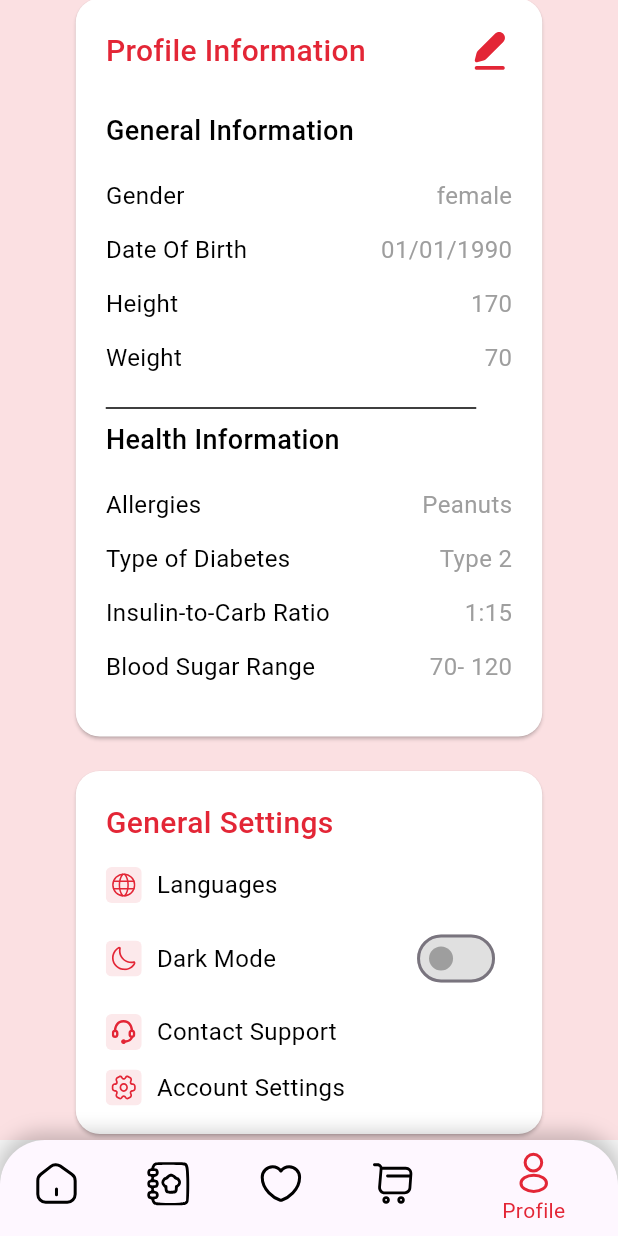
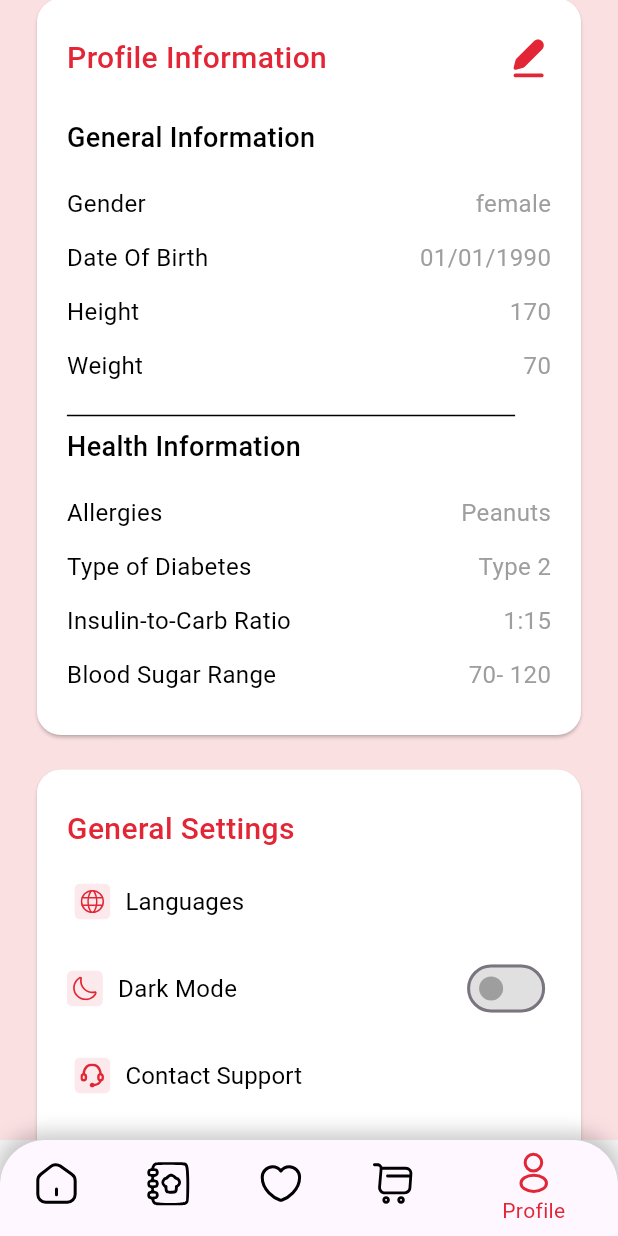
Before and after one commit to TechnoTitans-FitFat/FitFat-Flutter, a Flutter app: the screen it shows after launch, item 5 of the bottom bar chosen, scrolled down 222 dp, on a phone screen of 412 x 824 dp. Run offline on Flutter 3.47's test engine with Material 3 defaults, Android fonts, the phone set to English and light mode, and no system bars; our stand-ins replace bloc, carousel_slider, device_preview, dio, equatable, flutter_bloc and 9 more; network calls fail.

Commit message:
Add custom list tile widgets for settings and profile features

```diff
--- a/lib/features/main/presentaion/widgets/custom_profile_card.dart
+++ b/lib/features/main/presentaion/widgets/custom_profile_card.dart
@@ -5,17 +5,19 @@ import 'package:flutter/material.dart';
 import 'package:flutter_svg/svg.dart';
 import 'package:google_fonts/google_fonts.dart';
 
-SizedBox CustomProfileCard() {
+class CustomProfileCard extends StatelessWidget {
+  const CustomProfileCard({super.key});
+
+  @override
+  Widget build(BuildContext context) {
     return SizedBox(
-          width: 319,
-          height: 500,
+      width: MediaQuery.of(context).size.width * 0.9,
       child: Card(
-            shape:
-                RoundedRectangleBorder(borderRadius: BorderRadius.circular(16)),
+        shape: RoundedRectangleBorder(borderRadius: BorderRadius.circular(16)),
         color: AppLightColor.whiteColor,
         //elevation: 4,
         child: Padding(
-              padding: const EdgeInsets.symmetric(horizontal: 20 ,vertical: 20),
+          padding: const EdgeInsets.symmetric(horizontal: 20, vertical: 25),
           child: Column(
             crossAxisAlignment: CrossAxisAlignment.start,
 
@@ -31,7 +33,6 @@ SizedBox CustomProfileCard() {
                         fontWeight: FontWeight.w500,
                         color: AppLightColor.mainColor),
                   ),
-
                   SvgPicture.asset(Assets.icons.edit)
                 ],
               ),
@@ -88,7 +89,7 @@ SizedBox CustomProfileCard() {
               ),
               infoText('Insulin-to-Carb Ratio', '1:15'),
               const SizedBox(
-                    height:5,
+                height: 5,
               ),
               infoText('Blood Sugar Range', '70- 120')
             ],
@@ -97,3 +98,4 @@ SizedBox CustomProfileCard() {
       ),
     );
   }
+}
--- /dev/null
+++ b/lib/features/profile/presentation/widgets/custom_list_tile.dart
@@ -0,0 +1,59 @@
+import 'package:fitfat/core/constants/light_colors.dart';
+import 'package:flutter/material.dart';
+import 'package:flutter_svg/flutter_svg.dart';
+import 'package:google_fonts/google_fonts.dart';
+
+class CustomListTile extends StatelessWidget {
+  const CustomListTile({
+    super.key,
+    required this.image,
+    required this.title,
+    this.onPressed,
+  });
+  final String image;
+  final String title;
+  final void Function()? onPressed;
+
+  @override
+  Widget build(BuildContext context) {
+    return ElevatedButton(
+      style: ButtonStyle(
+        elevation: WidgetStateProperty.all(0),
+        padding: WidgetStateProperty.all(
+          const EdgeInsets.symmetric(horizontal: 5),
+        ),
+        backgroundColor: WidgetStateProperty.all(Colors.transparent),
+        overlayColor: WidgetStateProperty.all(
+          AppLightColor.mainColor.withOpacity(
+            0.1,
+          ),
+        ),
+        shape: WidgetStateProperty.all<RoundedRectangleBorder>(
+          const RoundedRectangleBorder(
+            borderRadius: BorderRadius.all(
+              Radius.circular(5),
+            ),
+          ),
+        ),
+      ),
+      onPressed: onPressed,
+      child: Padding(
+        padding: const EdgeInsets.symmetric(vertical: 5),
+        child: Row(
+          spacing: 10,
+          children: [
+            SvgPicture.asset(image),
+            Text(
+              title,
+              style: GoogleFonts.roboto(
+                fontSize: 16,
+                fontWeight: FontWeight.w400,
+                color: AppLightColor.blackColor,
+              ),
+            ),
+          ],
+        ),
+      ),
+    );
+  }
+}
--- a/lib/features/profile/presentation/widgets/profile_view_body.dart
+++ b/lib/features/profile/presentation/widgets/profile_view_body.dart
@@ -1,13 +1,15 @@
 import 'package:fitfat/core/constants/light_colors.dart';
 
 import 'package:fitfat/features/main/presentaion/widgets/custom_profile_card.dart';
+import 'package:fitfat/features/profile/presentation/widgets/custom_list_tile.dart';
 import 'package:fitfat/gen/assets.gen.dart';
 
 import 'package:flutter/material.dart';
 import 'package:flutter_svg/flutter_svg.dart';
 
 import 'package:google_fonts/google_fonts.dart';
-import 'package:image_picker/image_picker.dart';
+
+import '../../../settings/presentation/views/account_settings_view.dart';
 
 class ProfileViewBody extends StatefulWidget {
   const ProfileViewBody({super.key});
@@ -32,7 +34,7 @@ class _ProfileViewBodyState extends State<ProfileViewBody> {
                 onTap: () {},
                 child: const CircleAvatar(
                   radius: 50,
-                  backgroundImage: AssetImage('imges/jinx.jpg'),
+                  backgroundImage: AssetImage('assets/images/female.png'),
                 ),
               ),
             ),
@@ -54,21 +56,21 @@ class _ProfileViewBodyState extends State<ProfileViewBody> {
               )
             ],
           ),
-          CustomProfileCard(),
+          const CustomProfileCard(),
           const SizedBox(
             height: 15,
           ),
           SizedBox(
-              height: 250,
-              width: 319,
+            width: MediaQuery.of(context).size.width * 0.9,
             child: Card(
               shape: RoundedRectangleBorder(
                   borderRadius: BorderRadius.circular(16)),
               color: AppLightColor.whiteColor,
               child: Padding(
                 padding:
-                      const EdgeInsets.symmetric(horizontal: 20, vertical: 20),
+                    const EdgeInsets.symmetric(horizontal: 20, vertical: 25),
                 child: Column(
+                  spacing: 10,
                   crossAxisAlignment: CrossAxisAlignment.start,
                   children: [
                     Text(
@@ -78,26 +80,9 @@ class _ProfileViewBodyState extends State<ProfileViewBody> {
                           fontWeight: FontWeight.w500,
                           color: AppLightColor.mainColor),
                     ),
-                      const SizedBox(
-                        height: 15,
-                      ),
-                      Row(
-                        children: [
-                          SvgPicture.asset(Assets.icons.language),
-                          const SizedBox(
-                            width: 10,
-                          ),
-                          Text(
-                            'Languages',
-                            style: GoogleFonts.roboto(
-                                fontSize: 16,
-                                fontWeight: FontWeight.w400,
-                                color: AppLightColor.blackColor),
-                          )
-                        ],
-                      ),
-                      const SizedBox(
-                        height: 13,
+                    CustomListTile(
+                      image: Assets.icons.language,
+                      title: 'Languages',
                     ),
                     Row(
                       children: [
@@ -112,9 +97,7 @@ class _ProfileViewBodyState extends State<ProfileViewBody> {
                               fontWeight: FontWeight.w400,
                               color: AppLightColor.blackColor),
                         ),
-                          const SizedBox(
-                            width: 90,
-                          ),
+                        const Spacer(),
                         Switch(
                           value: isSwitched,
                           onChanged: (value) {
@@ -124,53 +107,35 @@ class _ProfileViewBodyState extends State<ProfileViewBody> {
                           },
                           activeColor: Colors.white,
                           activeTrackColor: Colors.red,
-                            // Color when switched on
                           inactiveThumbColor: Colors.grey,
-                            inactiveTrackColor:
-                                Colors.grey[300], // Default off color
+                          inactiveTrackColor: Colors.grey[300],
                         ),
                       ],
                     ),
-                      const SizedBox(
-                        height: 13,
+                    CustomListTile(
+                      image: Assets.icons.contactSupport,
+                      title: 'Contact Support',
                     ),
-                      Row(
-                        children: [
-                          SvgPicture.asset(Assets.icons.contactSupport),
-                          const SizedBox(
-                            width: 10,
+                    CustomListTile(
+                      image: Assets.icons.accountSettings,
+                      title: 'Account Settings',
+                      onPressed: () {
+                        Navigator.push(
+                          context,
+                          MaterialPageRoute(
+                            builder: (context) => const AccountSettingsView(),
                           ),
-                          Text(
-                            'Contact Support',
-                            style: GoogleFonts.roboto(
-                                fontSize: 16,
-                                fontWeight: FontWeight.w400,
-                                color: AppLightColor.blackColor),
-                          )
-                        ],
+                        );
+                      },
                     ),
-                      const SizedBox(
-                        height: 13,
-                      ),
-                      Row(
-                        children: [
-                          SvgPicture.asset(Assets.icons.accountSettings),
-                          const SizedBox(
-                            width: 10,
-                          ),
-                          Text(
-                            'Account Settings',
-                            style: GoogleFonts.roboto(
-                                fontSize: 16,
-                                fontWeight: FontWeight.w400,
-                                color: AppLightColor.blackColor),
-                          )
-                        ],
-                      )
                   ],
                 ),
               ),
-              ))
+            ),
+          ),
+          const SizedBox(
+            height: 20,
+          )
         ],
       ),
     );
--- a/lib/gen/assets.gen.dart
+++ b/lib/gen/assets.gen.dart
@@ -79,7 +79,6 @@ class $AssetsIconsGen {
   /// File path: assets/icons/google.png
   AssetGenImage get google => const AssetGenImage('assets/icons/google.png');
 
-
   AssetGenImage get liked => const AssetGenImage('assets/icons/liked.png');
 
   /// File path: assets/icons/home.svg
@@ -122,8 +121,8 @@ class $AssetsIconsGen {
   AssetGenImage get vegetable1 =>
       const AssetGenImage('assets/icons/vegetable 1.png');
 
-  AssetGenImage get add =>
-      const AssetGenImage('assets/icons/add.png');
+  AssetGenImage get add => const AssetGenImage('assets/icons/add.png');
+
   /// List of all assets
   List<dynamic> get values => [
         component5,
```
Also changed, not shown: lib/features/settings/presentation/views/account_settings_view.dart (added, +106 -0 lines), lib/features/settings/presentation/widgets/change_password_widget.dart (added, +127 -0 lines), lib/features/settings/presentation/widgets/custom_list_tile_button.dart (added, +72 -0 lines), lib/features/settings/presentation/widgets/password_text_field.dart (added, +37 -0 lines), 4 other files. Lines whose indentation alone changed are shown as unchanged.
